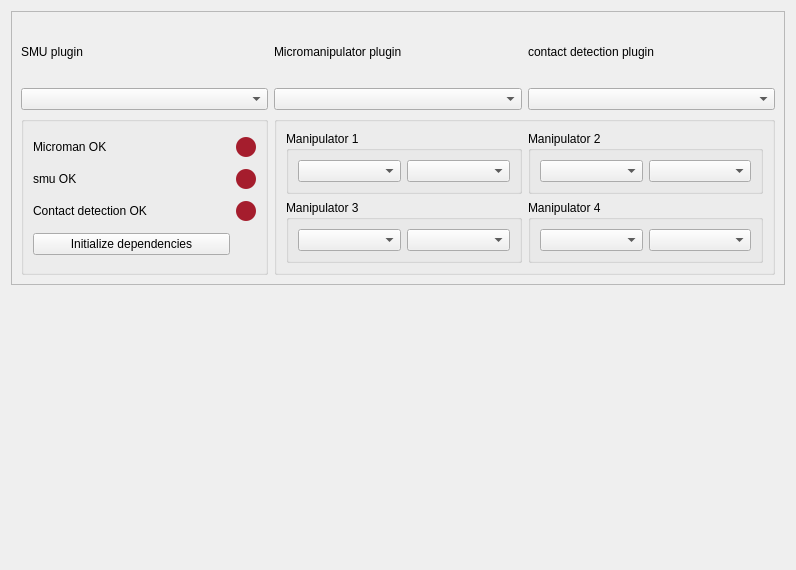
This is plugins/touchDetect/touchDetect_Settings.ui in pyIVLS/pyIVLS as Qt 5 draws it before an edit. The edited form follows.
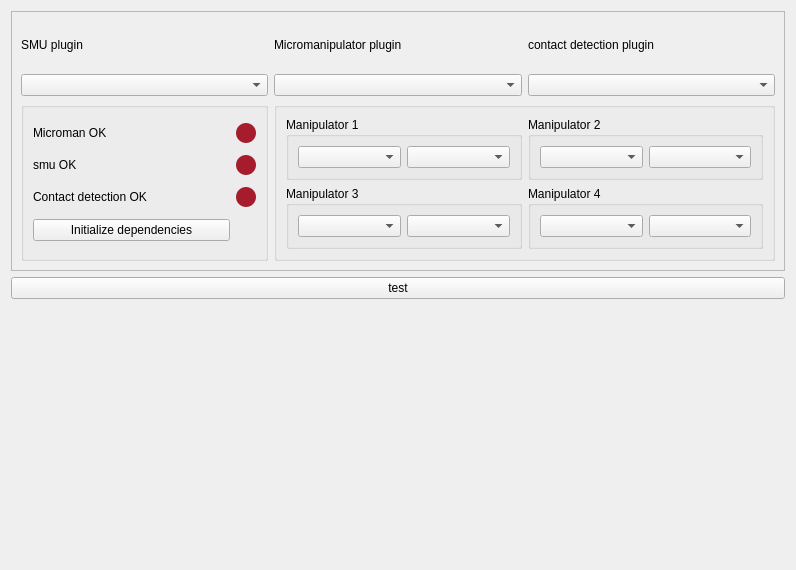
This is the edited form.

```diff
--- a/plugins/touchDetect/touchDetect_Settings.ui
+++ b/plugins/touchDetect/touchDetect_Settings.ui
@@ -31,7 +31,7 @@
         <x>0</x>
         <y>0</y>
         <width>776</width>
-        <height>382</height>
+        <height>472</height>
        </rect>
       </property>
       <layout class="QGridLayout" name="gridLayout_3">
@@ -260,11 +260,8 @@
      </widget>
     </widget>
    </item>
-   <item row="1" column="0">
+   <item row="2" column="0">
     <spacer name="verticalSpacer">
-     <property name="orientation">
-      <enum>Qt::Orientation::Vertical</enum>
-     </property>
      <property name="sizeHint" stdset="0">
       <size>
        <width>20</width>
@@ -273,6 +270,13 @@
      </property>
     </spacer>
    </item>
+   <item row="1" column="0">
+    <widget class="QPushButton" name="pushButton">
+     <property name="text">
+      <string>test</string>
+     </property>
+    </widget>
+   </item>
   </layout>
  </widget>
  <resources/>
```
